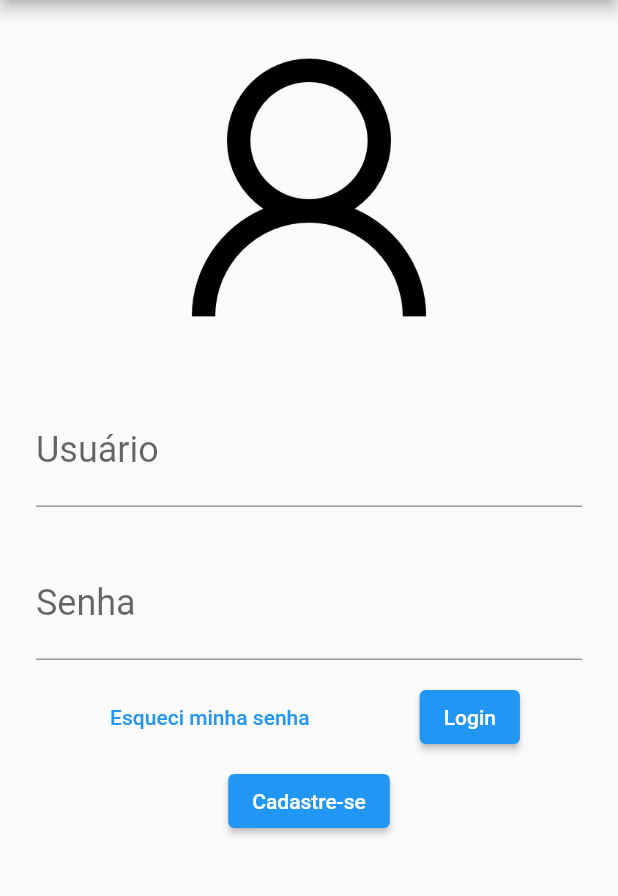
After one commit to rafaelst97/guia_do_calouro, a Flutter app: the screen it shows after launch, on a phone screen of 412 x 824 dp, the part 84-980 px from its top. The commit adds this screen. Run offline on Flutter 3.47's test engine with Material 2 defaults, Android fonts, the phone set to English and light mode, and no system bars.

Commit message:
Separação dos arquivos da tela de login

```diff
--- /dev/null
+++ b/lib/screens/tela_login.dart
@@ -0,0 +1,47 @@
+import 'package:flutter/material.dart';
+import 'package:flutter/widgets.dart';
+
+import '../widgets/tela_login/botao.dart';
+import '../widgets/tela_login/botao_cadastro.dart';
+import '../widgets/tela_login/botao_texto.dart';
+import '../widgets/tela_login/input_box.dart';
+
+class TelaLogin extends StatelessWidget{
+  @override
+  Widget build(BuildContext context) {
+    return Scaffold(
+      appBar: AppBar(
+        title: Text("Guia do Calouro"),
+      ),
+      body: SingleChildScrollView(
+        child: Column(
+          crossAxisAlignment: CrossAxisAlignment.center,
+          children: [
+            Image.asset(
+              "assets/images/login.png",
+              height: 250,
+            ),
+            InputBox("Usuário", "fulano@email.com"),
+            InputBox("Senha", "****"),
+            Row(
+              mainAxisAlignment: MainAxisAlignment.spaceEvenly,
+              children: [
+                BotaoTexto("Esqueci minha senha"),
+                Botao(),
+              ],
+            ),
+            Padding(
+              padding: const EdgeInsets.all(8.0),
+              child: Row(
+                mainAxisAlignment: MainAxisAlignment.spaceEvenly,
+                children: [
+                  BotaoCadastro(),
+                ],
+              ),
+            )
+          ],
+        ),
+      ),
+    );
+  }
+}
--- /dev/null
+++ b/lib/widgets/tela_login/botao_cadastro.dart
@@ -0,0 +1,13 @@
+import 'package:flutter/material.dart';
+import 'package:flutter/widgets.dart';
+
+class BotaoCadastro extends StatelessWidget {
+  @override
+  Widget build(BuildContext context) {
+    return ElevatedButton(onPressed: () {},
+        style: ButtonStyle(
+
+        ),
+        child: Text("Cadastre-se"));
+  }
+}
--- /dev/null
+++ b/lib/widgets/tela_login/botao_texto.dart
@@ -0,0 +1,13 @@
+import 'package:flutter/material.dart';
+import 'package:flutter/widgets.dart';
+
+class BotaoTexto extends StatelessWidget {
+  late final String textoBotao;
+
+  BotaoTexto(this.textoBotao);
+
+  @override
+  Widget build(BuildContext context) {
+    return TextButton(onPressed: () {}, child: Text(textoBotao));
+  }
+}
--- /dev/null
+++ b/lib/widgets/tela_login/input_box.dart
@@ -0,0 +1,23 @@
+import 'package:flutter/material.dart';
+import 'package:flutter/widgets.dart';
+
+class InputBox extends StatelessWidget {
+  late final String rotulo;
+  late final String dica;
+
+  InputBox(this.rotulo, this.dica);
+
+  @override
+  Widget build(BuildContext context) {
+    return Padding(
+      padding: const EdgeInsets.symmetric(horizontal: 24, vertical: 14),
+      child: TextField(
+        style: TextStyle(fontSize: 24),
+        decoration: InputDecoration(
+          labelText: rotulo,
+          hintText: dica,
+        ),
+      ),
+    );
+  }
+}
```
Also changed, not shown: lib/main.dart (+2 -62 lines), lib/widgets/tela_login/botao.dart (added, +9 -0 lines).
